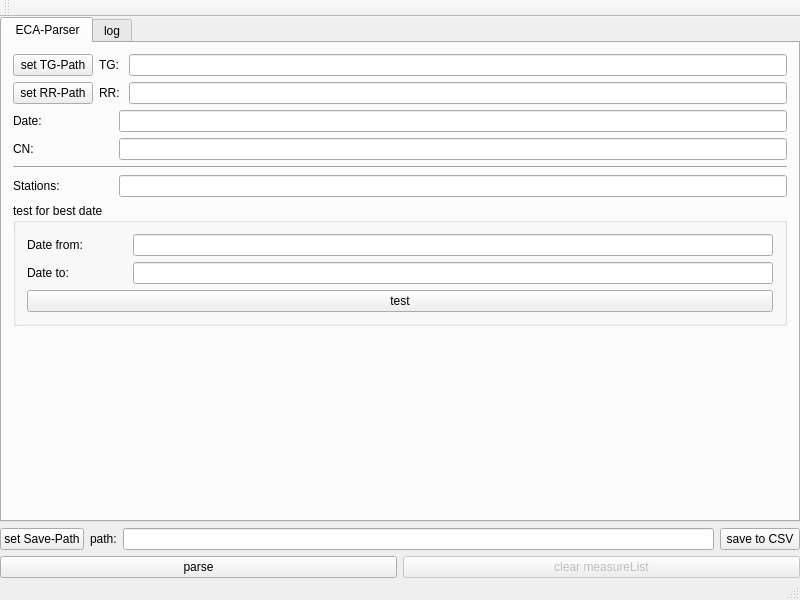
celentanos/qt, file mainwindow.ui: the form before one commit.
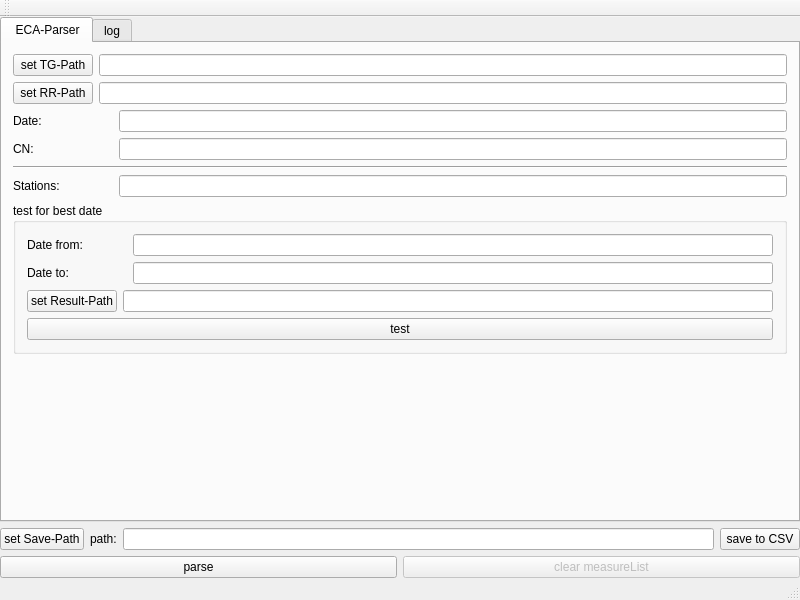
The form after the commit.

```diff
--- a/mainwindow.ui
+++ b/mainwindow.ui
@@ -54,19 +54,6 @@
               </property>
              </widget>
             </item>
-            <item>
-             <widget class="QLabel" name="label">
-              <property name="sizePolicy">
-               <sizepolicy hsizetype="Maximum" vsizetype="Preferred">
-                <horstretch>0</horstretch>
-                <verstretch>0</verstretch>
-               </sizepolicy>
-              </property>
-              <property name="text">
-               <string>TG: </string>
-              </property>
-             </widget>
-            </item>
             <item>
              <widget class="QLineEdit" name="leTgPath"/>
             </item>
@@ -87,19 +74,6 @@
               </property>
              </widget>
             </item>
-            <item>
-             <widget class="QLabel" name="label_3">
-              <property name="sizePolicy">
-               <sizepolicy hsizetype="Maximum" vsizetype="Preferred">
-                <horstretch>0</horstretch>
-                <verstretch>0</verstretch>
-               </sizepolicy>
-              </property>
-              <property name="text">
-               <string>RR: </string>
-              </property>
-             </widget>
-            </item>
             <item>
              <widget class="QLineEdit" name="leRrPath"/>
             </item>
@@ -252,6 +226,26 @@
                </item>
               </layout>
              </item>
+             <item>
+              <layout class="QHBoxLayout" name="horizontalLayout_10">
+               <item>
+                <widget class="QPushButton" name="butSetTestResultPath">
+                 <property name="sizePolicy">
+                  <sizepolicy hsizetype="Maximum" vsizetype="Fixed">
+                   <horstretch>0</horstretch>
+                   <verstretch>0</verstretch>
+                  </sizepolicy>
+                 </property>
+                 <property name="text">
+                  <string>set Result-Path</string>
+                 </property>
+                </widget>
+               </item>
+               <item>
+                <widget class="QLineEdit" name="leTestResultPath"/>
+               </item>
+              </layout>
+             </item>
              <item>
               <widget class="QPushButton" name="butTestDates">
                <property name="text">
```
Left out of the diff: 4 changed lines with no effect on the pictures.
